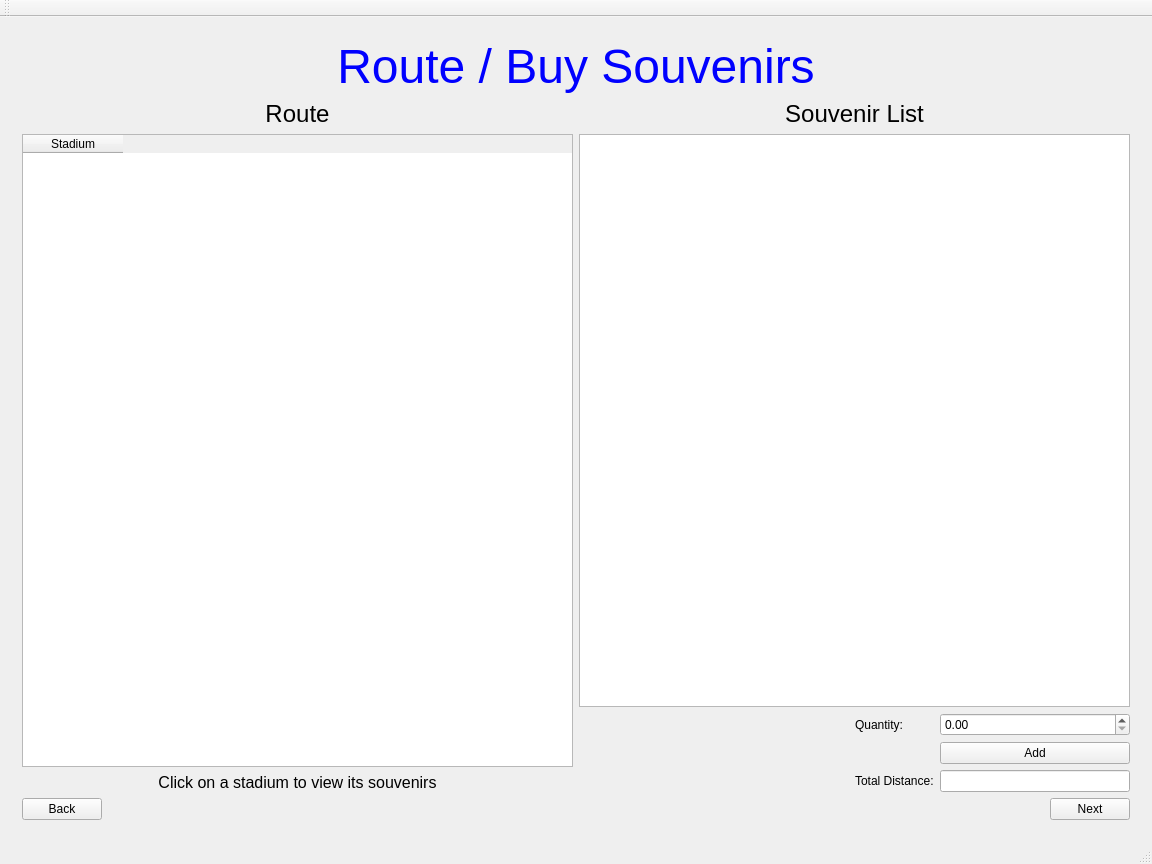
First picture: the form in src/mainwindow.ui, repository brianclinkenbeard/football, before the edit.
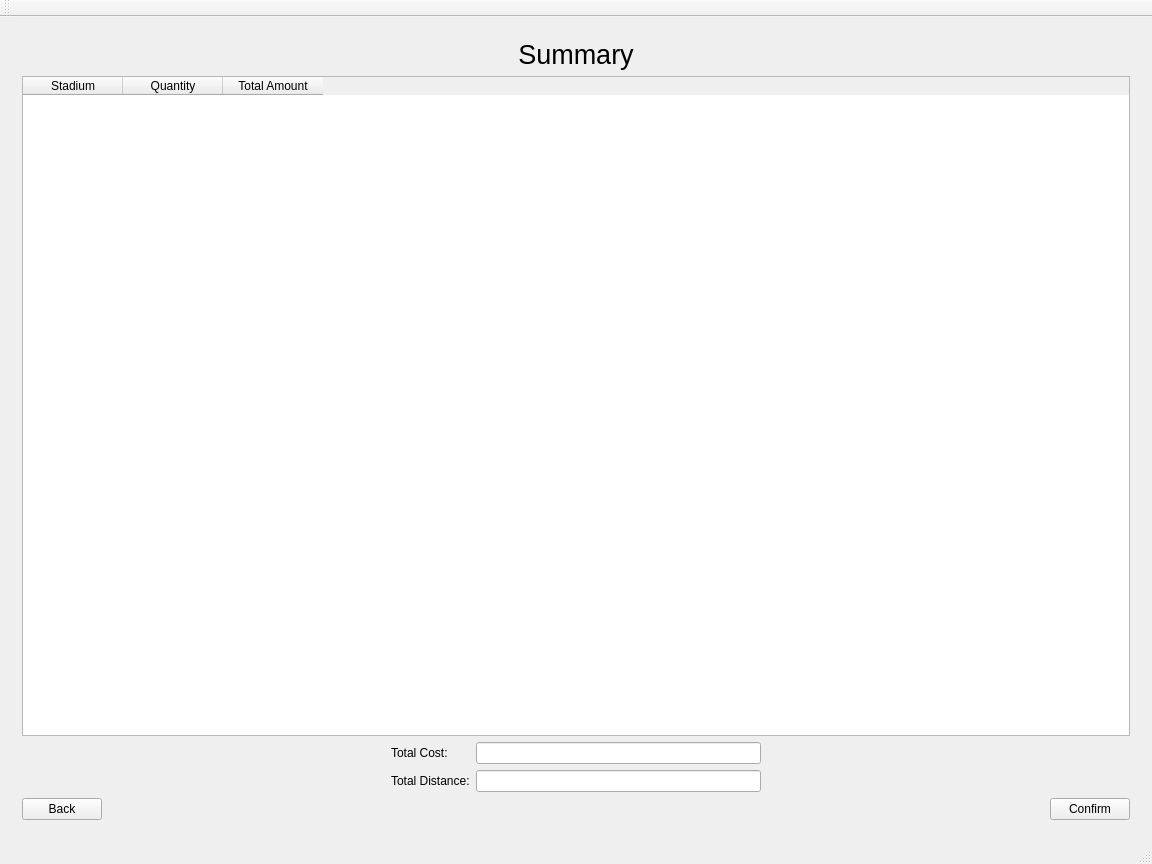
Second picture: the form after the edit.

The edit to the form file:
```diff
--- a/src/mainwindow.ui
+++ b/src/mainwindow.ui
@@ -18,7 +18,7 @@
     <item row="0" column="0">
      <widget class="QStackedWidget" name="stWid">
       <property name="currentIndex">
-       <number>4</number>
+       <number>5</number>
       </property>
       <widget class="QWidget" name="page_home">
        <widget class="QPushButton" name="btn_go_to_stadium_capacity">
@@ -401,9 +401,6 @@
                 </property>
                </widget>
               </item>
-              <item row="0" column="1">
-               <widget class="QDoubleSpinBox" name="doubleSpinBox_Trip"/>
-              </item>
               <item row="1" column="1">
                <widget class="QPushButton" name="pushButton_Add_Trip">
                 <property name="text">
@@ -484,6 +481,131 @@
         </item>
        </layout>
       </widget>
+      <widget class="QWidget" name="page_Summary">
+       <layout class="QGridLayout" name="gridLayout_14">
+        <item row="0" column="0">
+         <widget class="QLabel" name="label_11">
+          <property name="text">
+           <string>&lt;html&gt;&lt;head/&gt;&lt;body&gt;&lt;p align=&quot;center&quot;&gt;&lt;span style=&quot; font-size:20pt;&quot;&gt;Summary&lt;/span&gt;&lt;/p&gt;&lt;/body&gt;&lt;/html&gt;</string>
+          </property>
+         </widget>
+        </item>
+        <item row="1" column="0">
+         <widget class="QTableWidget" name="tableWidget_Summary">
+          <property name="editTriggers">
+           <set>QAbstractItemView::NoEditTriggers</set>
+          </property>
+          <property name="selectionMode">
+           <enum>QAbstractItemView::NoSelection</enum>
+          </property>
+          <column>
+           <property name="text">
+            <string>Stadium</string>
+           </property>
+          </column>
+          <column>
+           <property name="text">
+            <string>Quantity</string>
+           </property>
+          </column>
+          <column>
+           <property name="text">
+            <string>Total Amount</string>
+           </property>
+          </column>
+         </widget>
+        </item>
+        <item row="2" column="0">
+         <layout class="QGridLayout" name="gridLayout_13">
+          <item row="0" column="2">
+           <spacer name="horizontalSpacer_8">
+            <property name="orientation">
+             <enum>Qt::Horizontal</enum>
+            </property>
+            <property name="sizeHint" stdset="0">
+             <size>
+              <width>40</width>
+              <height>20</height>
+             </size>
+            </property>
+           </spacer>
+          </item>
+          <item row="0" column="0">
+           <spacer name="horizontalSpacer_7">
+            <property name="orientation">
+             <enum>Qt::Horizontal</enum>
+            </property>
+            <property name="sizeHint" stdset="0">
+             <size>
+              <width>40</width>
+              <height>20</height>
+             </size>
+            </property>
+           </spacer>
+          </item>
+          <item row="0" column="1">
+           <layout class="QFormLayout" name="formLayout_5">
+            <item row="0" column="0">
+             <widget class="QLabel" name="label_10">
+              <property name="text">
+               <string>Total Cost: </string>
+              </property>
+             </widget>
+            </item>
+            <item row="0" column="1">
+             <widget class="QLineEdit" name="lineEdit_Cost_Summary">
+              <property name="readOnly">
+               <bool>true</bool>
+              </property>
+             </widget>
+            </item>
+            <item row="1" column="0">
+             <widget class="QLabel" name="label_12">
+              <property name="text">
+               <string>Total Distance:</string>
+              </property>
+             </widget>
+            </item>
+            <item row="1" column="1">
+             <widget class="QLineEdit" name="lineEdit_Distance_Summary"/>
+            </item>
+           </layout>
+          </item>
+         </layout>
+        </item>
+        <item row="3" column="0">
+         <layout class="QGridLayout" name="gridLayout_12">
+          <item row="0" column="2">
+           <widget class="QPushButton" name="pushButton_Comfirm_Summary">
+            <property name="text">
+             <string>Confirm</string>
+            </property>
+           </widget>
+          </item>
+          <item row="0" column="0">
+           <widget class="QPushButton" name="pushButton_Back_Summary">
+            <property name="text">
+             <string>Back</string>
+            </property>
+           </widget>
+          </item>
+          <item row="0" column="1">
+           <spacer name="horizontalSpacer_6">
+            <property name="orientation">
+             <enum>Qt::Horizontal</enum>
+            </property>
+            <property name="sizeHint" stdset="0">
+             <size>
+              <width>40</width>
+              <height>20</height>
+             </size>
+            </property>
+           </spacer>
+          </item>
+         </layout>
+        </item>
+       </layout>
+      </widget>
      </widget>
     </item>
    </layout>
```
Left out of the diff: 3 changed lines with no effect on the pictures.
